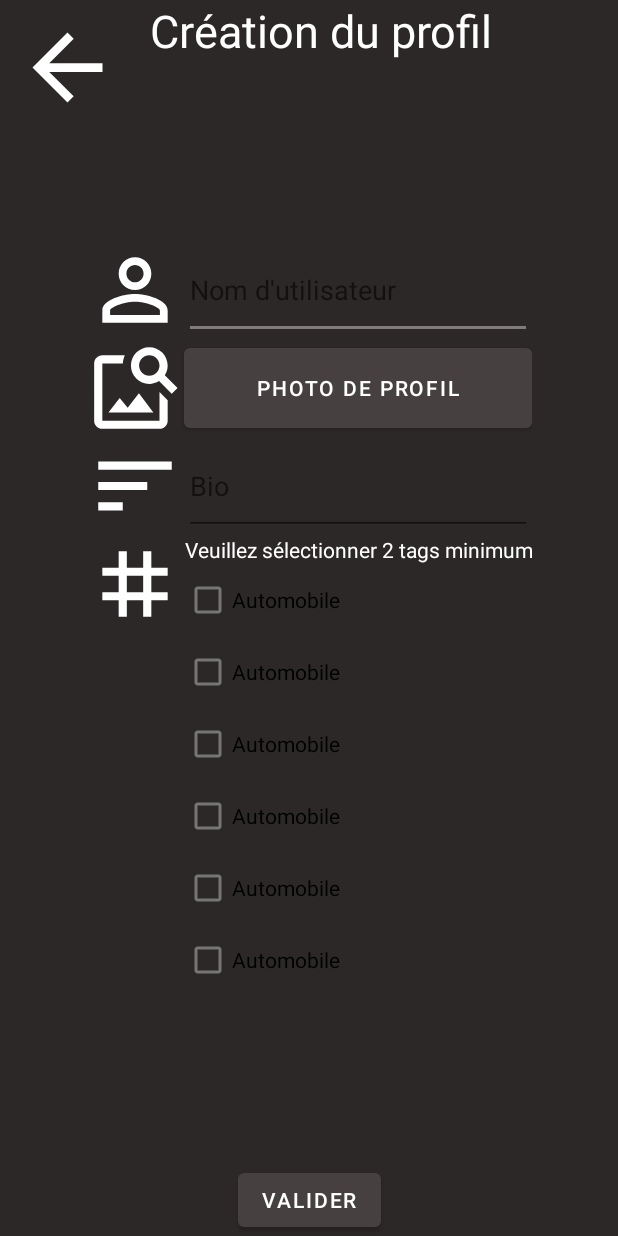
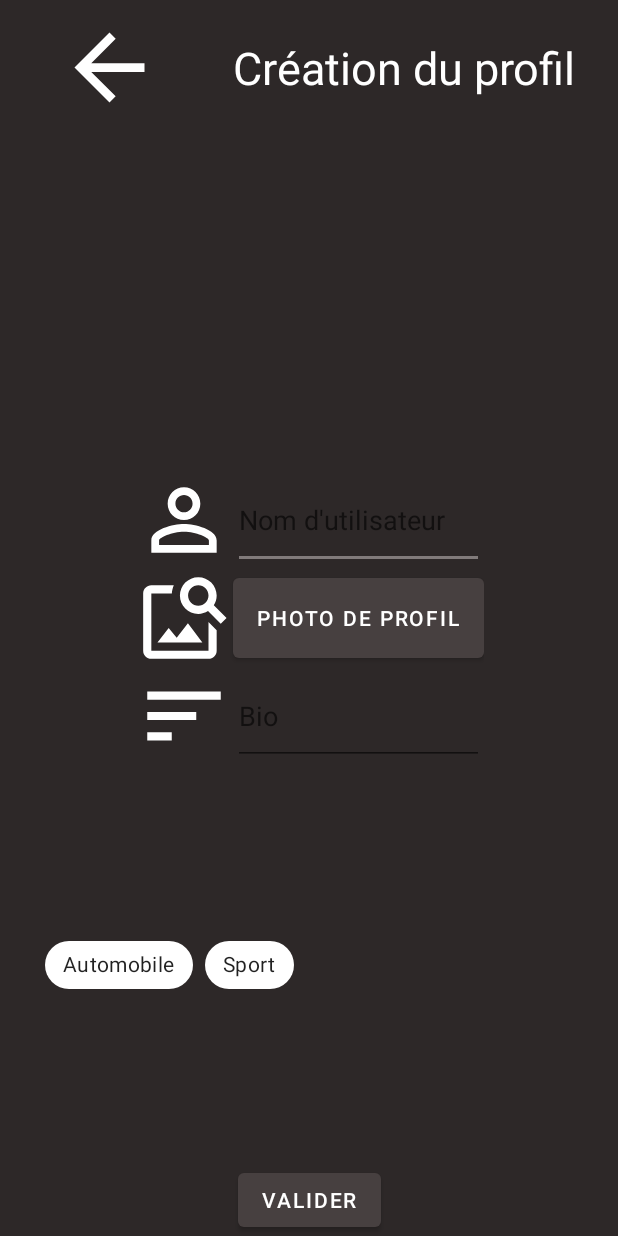
Before and after one commit to LucasVanV/3DDY, an Android app: the layout creation_profil.xml on its own in the app's theme, with its tools: preview values and no code run, on a phone screen of 412 x 824 dp. Run offline under Robolectric (Android 15) with nearby library versions, the phone set to English and light mode, and no system bars.

Commit message:
Correction d'erreur de branche avec ajout du code pour le controller et changement des checkbox des tags lors de la création du profil

```diff
--- a/app/src/main/java/fr/uphf/a3ddy/retrofit/api/RetrofitService.java
+++ b/app/src/main/java/fr/uphf/a3ddy/RetrofitService.java
@@ -1,4 +1,4 @@
-package fr.uphf.a3ddy.retrofit.api;
+package fr.uphf.a3ddy;
 
 import com.google.gson.Gson;
 import retrofit2.Retrofit;
--- a/app/src/main/java/fr/uphf/a3ddy/controller/MainActivity.java
+++ b/app/src/main/java/fr/uphf/a3ddy/controller/MainActivity.java
@@ -9,7 +9,7 @@ import android.widget.Toast;
 
 import fr.uphf.a3ddy.R;
 import fr.uphf.a3ddy.model.Utilisateur;
-import fr.uphf.a3ddy.retrofit.api.RetrofitService;
+import fr.uphf.a3ddy.RetrofitService;
 import fr.uphf.a3ddy.retrofit.api.UserApi;
 
 import retrofit2.Call;
--- a/app/src/main/java/fr/uphf/a3ddy/retrofit/api/UserApi.java
+++ b/app/src/main/java/fr/uphf/a3ddy/retrofit/api/UserApi.java
@@ -3,11 +3,15 @@ package fr.uphf.a3ddy.retrofit.api;
 import fr.uphf.a3ddy.model.Utilisateur;
 
 import retrofit2.Call;
+import retrofit2.http.Body;
 import retrofit2.http.GET;
+import retrofit2.http.POST;
 
 public interface UserApi {
 
     @GET("/connexion")
     Call<Utilisateur> connexion();
 
+    @POST("/inscription")
+    Call<Utilisateur> inscription(@Body Utilisateur utilisateur);
 }
--- /dev/null
+++ b/app/src/main/res/color/chip_background_selector.xml
@@ -0,0 +1,5 @@
+<?xml version="1.0" encoding="utf-8"?>
+<selector xmlns:android="http://schemas.android.com/apk/res/android">
+    <item android:state_checked="true" android:color="@color/input_color" /> <!-- Couleur lorsque sélectionné -->
+    <item android:state_checked="false" android:color="@color/blanc" /> <!-- Couleur lorsque non sélectionné -->
+</selector>
--- a/app/src/main/res/layout/creation_profil.xml
+++ b/app/src/main/res/layout/creation_profil.xml
@@ -5,42 +5,47 @@
     android:id="@+id/creation_profil"
     android:layout_width="match_parent"
     android:layout_height="match_parent"
-    android:clipToOutline="true"
-    android:background="#2D2828">
+    android:background="#2D2828"
+    android:clipToOutline="true">
 
     <ImageButton
         android:id="@+id/arrow"
         android:layout_width="70dp"
         android:layout_height="70dp"
+        android:layout_marginLeft="10dp"
         android:layout_marginTop="10dp"
-        android:layout_marginLeft="10dp"
         android:background="@drawable/baseline_arrow_back_24"
+        app:layout_constraintEnd_toStartOf="@id/titre"
         app:layout_constraintStart_toStartOf="parent"
         app:layout_constraintTop_toTopOf="parent"
         tools:ignore="MissingConstraints" />
 
     <TextView
+        android:id="@+id/titre"
+        android:layout_width="wrap_content"
+        android:layout_height="70dp"
+        android:layout_marginLeft="20dp"
+        android:layout_marginTop="10dp"
+        android:gravity="center"
+        android:text="Création du profil"
+        android:textSize="30sp"
+        app:layout_constraintEnd_toEndOf="parent"
+        app:layout_constraintStart_toEndOf="@+id/arrow"
+        app:layout_constraintTop_toTopOf="parent"
+        tools:ignore="MissingConstraints" />
+
+    <TableLayout
+        android:id="@+id/tableLayout"
         android:layout_width="wrap_content"
         android:layout_height="wrap_content"
-        android:layout_marginLeft="20dp"
-        android:text="Création du profil"
-        android:textSize="30sp"
-        app:layout_constraintStart_toEndOf="@+id/arrow"
-        app:layout_constraintTop_toTopOf="parent"
-        tools:ignore="MissingConstraints"
-        tools:layout_editor_absoluteY="25dp" />
-
-    <TableLayout
-        android:layout_width="wrap_content"
-        android:layout_height="wrap_content"
-        app:layout_constraintTop_toTopOf="parent"
         app:layout_constraintBottom_toBottomOf="parent"
         app:layout_constraintLeft_toLeftOf="parent"
         app:layout_constraintRight_toRightOf="parent"
+        app:layout_constraintTop_toTopOf="parent"
         tools:ignore="MissingConstraints">
 
-        <TableRow
-            android:layout_weight="1">
+        <TableRow android:layout_weight="1">
+
             <ImageView
                 android:layout_width="65dp"
                 android:layout_height="65dp"
@@ -55,8 +60,8 @@
                 tools:layout_editor_absoluteY="118dp" />
         </TableRow>
 
-        <TableRow
-            android:layout_weight="1">
+        <TableRow android:layout_weight="1">
+
             <ImageView
                 android:layout_width="65sp"
                 android:layout_height="65sp"
@@ -67,8 +72,8 @@
                 android:text="Photo de profil" />
         </TableRow>
 
-        <TableRow
-            android:layout_weight="1">
+        <TableRow android:layout_weight="1">
+
             <ImageView
                 android:layout_width="65sp"
                 android:layout_height="65sp"
@@ -82,64 +87,45 @@
                 tools:layout_editor_absoluteX="109sp"
                 tools:layout_editor_absoluteY="118sp" />
         </TableRow>
+    </TableLayout>
 
-        <TableRow
-            android:layout_weight="1">
-            <ImageView
-                android:layout_width="65dp"
-                android:layout_height="65dp"
-                android:background="@drawable/baseline_grid_3x3_24" />
+    <ScrollView
+        android:id="@+id/ScrollView_tags"
+        android:layout_width="match_parent"
+        android:layout_height="wrap_content"
+        android:layout_marginStart="30dp"
+        android:layout_marginEnd="30dp"
+        app:layout_constraintBottom_toTopOf="@+id/validateButton"
+        app:layout_constraintEnd_toEndOf="parent"
+        app:layout_constraintStart_toStartOf="parent"
+        app:layout_constraintTop_toBottomOf="@id/tableLayout">
 
-            <TableLayout
+        <com.google.android.material.chip.ChipGroup
+            android:id="@+id/chipGroup"
+            android:layout_width="match_parent"
+            android:layout_height="wrap_content"
+            app:layout_constraintTop_toTopOf="@id/ScrollView_tags"
+            app:singleSelection="false">
+
+            <com.google.android.material.chip.Chip
+                android:id="@+id/Chips_Automobile"
+                style="@style/Widget.MaterialComponents.Chip.Filter"
                 android:layout_width="wrap_content"
                 android:layout_height="wrap_content"
-                android:layout_gravity="center">
-                    <TableRow>
-                        <TextView
-                            android:layout_width="match_parent"
-                            android:layout_height="wrap_content"
-                            android:text="Veuillez sélectionner 2 tags minimum"
-                            android:textAlignment="center" />
-                    </TableRow>
-                    <TableRow>
-                        <CheckBox
-                            android:layout_width="wrap_content"
-                            android:layout_height="wrap_content"
-                            android:text="Automobile" />
-                    </TableRow>
-                    <TableRow>
-                        <CheckBox
-                            android:layout_width="wrap_content"
-                            android:layout_height="wrap_content"
-                            android:text="Automobile" />
-                    </TableRow>
-                    <TableRow>
-                        <CheckBox
-                            android:layout_width="wrap_content"
-                            android:layout_height="wrap_content"
-                            android:text="Automobile" />
-                    </TableRow>
-                    <TableRow>
-                        <CheckBox
-                            android:layout_width="wrap_content"
-                            android:layout_height="wrap_content"
-                            android:text="Automobile" />
-                    </TableRow>
-                    <TableRow>
-                        <CheckBox
-                            android:layout_width="wrap_content"
-                            android:layout_height="wrap_content"
-                            android:text="Automobile" />
-                    </TableRow>
-                    <TableRow>
-                        <CheckBox
-                            android:layout_width="wrap_content"
-                            android:layout_height="wrap_content"
-                            android:text="Automobile" />
-                    </TableRow>
-                </TableLayout>
-        </TableRow>
-    </TableLayout>
+                android:text="Automobile"
+                app:chipBackgroundColor="@color/chip_background_selector" />
+
+            <com.google.android.material.chip.Chip
+                android:id="@+id/Chips_Sport"
+                style="@style/Widget.MaterialComponents.Chip.Filter"
+                android:layout_width="wrap_content"
+                android:layout_height="wrap_content"
+                android:text="Sport"
+                app:chipBackgroundColor="@color/chip_background_selector" />
+
+        </com.google.android.material.chip.ChipGroup>
+    </ScrollView>
+
 
     <Button
         android:id="@+id/validateButton"
@@ -147,8 +133,8 @@
         android:layout_height="wrap_content"
         android:text="Valider"
         app:layout_constraintBottom_toBottomOf="parent"
-        app:layout_constraintStart_toStartOf="parent"
-        app:layout_constraintEnd_toEndOf="parent" />
+        app:layout_constraintEnd_toEndOf="parent"
+        app:layout_constraintStart_toStartOf="parent" />
 
 
 </androidx.constraintlayout.widget.ConstraintLayout>
```
Also changed, not shown: app/src/main/AndroidManifest.xml (+8 -5 lines), app/src/main/java/fr/uphf/a3ddy/controller/CreationProfilActivity.java (added, +27 -0 lines), app/src/main/java/fr/uphf/a3ddy/controller/InscriptionActivity.java (+64 -5 lines).
